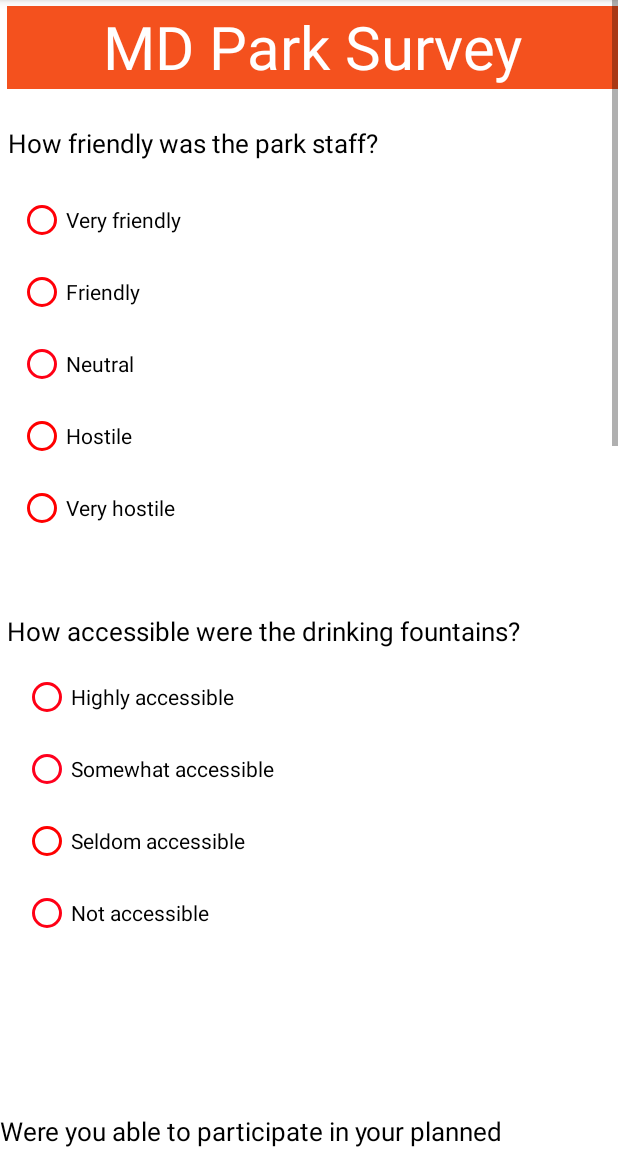
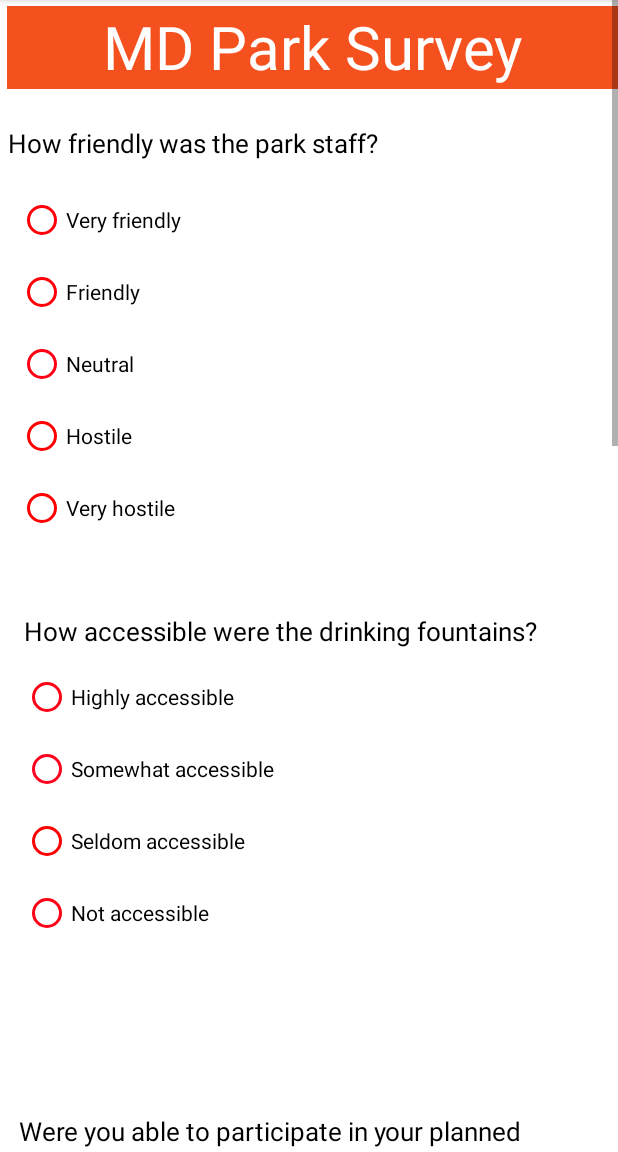
Before and after one commit to ppappala/CMSC436_Final_Project, an Android app: the pageTwoSurvey screen opened directly, with no data from a screen before it, on a phone screen of 412 x 824 dp, the part 84-1236 px from its top. Run offline under Robolectric (Android 15) with nearby library versions, the phone set to English and light mode, and no system bars.

Commit message:
aligned some text

```diff
--- a/app/src/main/res/layout/activity_page_two_survey.xml
+++ b/app/src/main/res/layout/activity_page_two_survey.xml
@@ -76,6 +76,7 @@
             app:layout_constraintStart_toStartOf="parent"
             app:layout_constraintTop_toBottomOf="@+id/textView8" />
 
+
         <TextView
             android:id="@+id/textView5"
             android:layout_width="wrap_content"
@@ -85,10 +86,9 @@
             android:textColor="#000000"
             android:textSize="17sp"
             app:layout_constraintEnd_toEndOf="parent"
-            app:layout_constraintHorizontal_bias="0.064"
+            app:layout_constraintHorizontal_bias="0.225"
             app:layout_constraintStart_toStartOf="parent"
             app:layout_constraintTop_toBottomOf="@+id/radioGroup3" />
-
 
         <RadioGroup
             android:id="@+id/radioGroup4"
@@ -130,19 +130,19 @@
 
         </RadioGroup>
 
+
         <TextView
             android:id="@+id/textView7"
-            android:layout_width="wrap_content"
-            android:layout_height="wrap_content"
+            android:layout_width="393dp"
+            android:layout_height="44dp"
             android:layout_marginTop="36dp"
             android:text="Were you able to participate in your planned activities?"
             android:textColor="#000000"
             android:textSize="17sp"
             app:layout_constraintEnd_toEndOf="parent"
-            app:layout_constraintHorizontal_bias="0.064"
+            app:layout_constraintHorizontal_bias="0.666"
             app:layout_constraintStart_toStartOf="parent"
             app:layout_constraintTop_toBottomOf="@+id/radioGroup4" />
-
 
         <RadioGroup
             android:id="@+id/radioGroup8"
```
